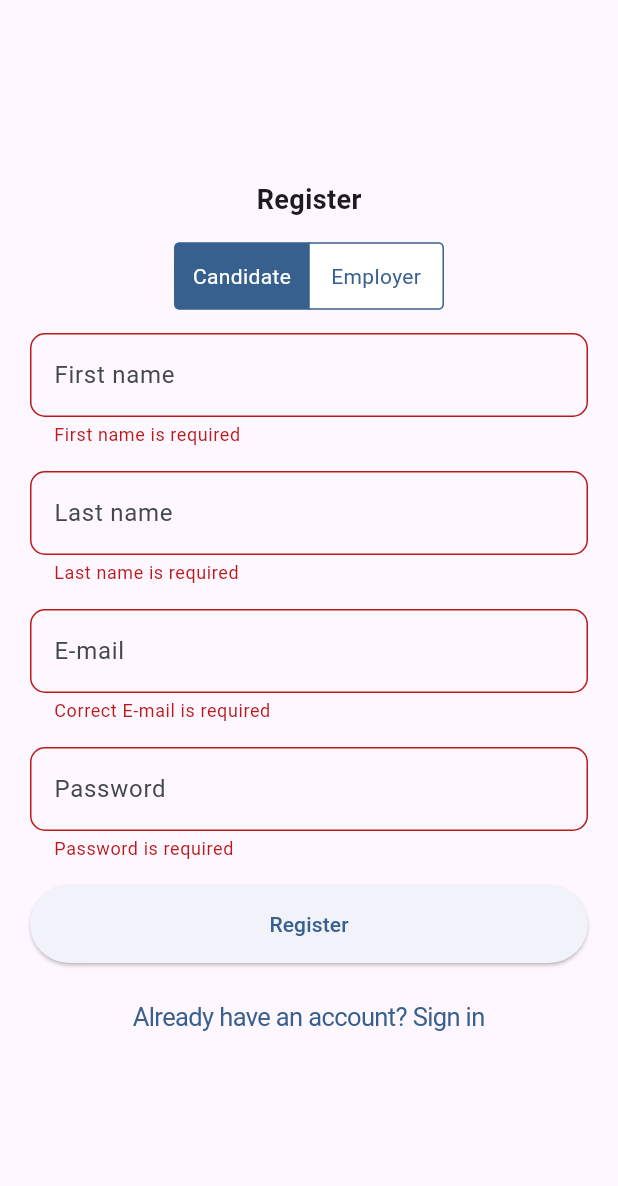
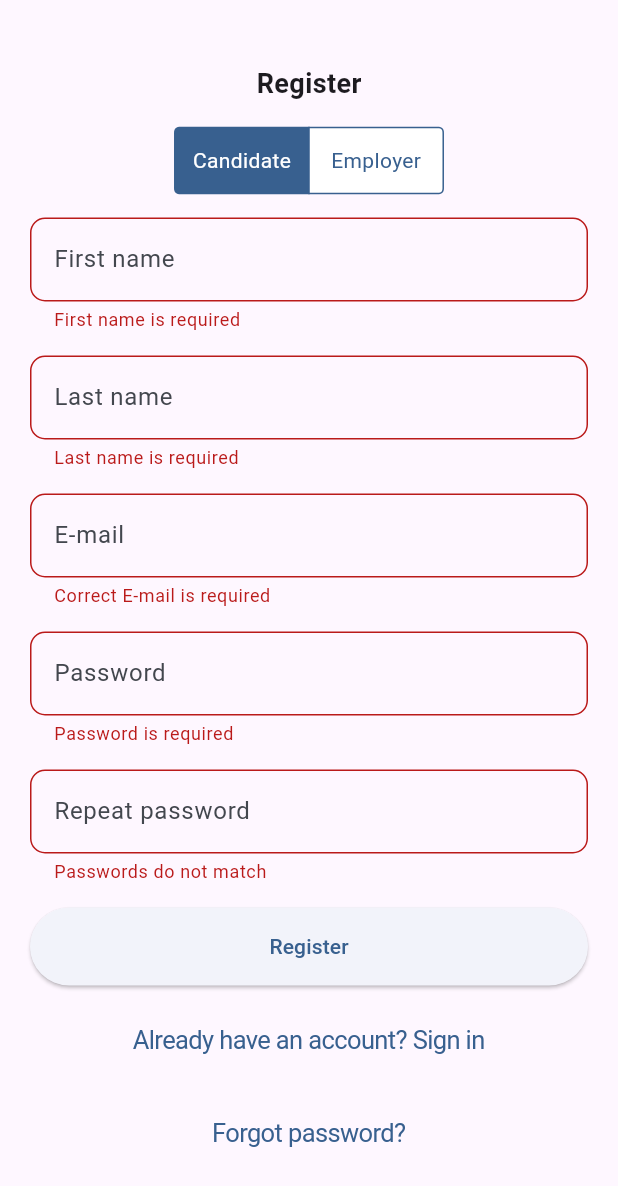
Before and after one commit to Experrior/Job-Marketplace_frontend, a Flutter app: the screen it shows after launch, after a tap on "Register", on a phone screen of 412 x 824 dp. Shown: the top 1186 px of the screen. Run offline on Flutter 3.47's test engine with Material 3 defaults, Android fonts, the light colour scheme and no system bars; our stand-ins replace email_validator, flutter_hooks, go_router; missing offline and left inert: theme_tailor_annotation.

Commit message:
Implement login validation and reset password UI

```diff
--- a/lib/core/router/router.dart
+++ b/lib/core/router/router.dart
@@ -1,4 +1,5 @@
 import 'package:go_router/go_router.dart';
+import 'package:job_search_app/features/auth/pages/forgot_password_page.dart';
 import 'package:job_search_app/features/auth/pages/login_page.dart';
 import 'package:job_search_app/features/auth/pages/register_page.dart';
 
@@ -19,5 +20,12 @@ final GoRouter router = GoRouter(
         key: state.pageKey,
       ),
     ),
+    GoRoute(
+      path: '/${ForgotPasswordPage.route}',
+      name: ForgotPasswordPage.route,
+      builder: (context, state) => ForgotPasswordPage(
+        key: state.pageKey,
+      ),
+    ),
   ],
 );
--- a/lib/features/auth/pages/register_page.dart
+++ b/lib/features/auth/pages/register_page.dart
@@ -6,6 +6,7 @@ import 'package:go_router/go_router.dart';
 import 'package:job_search_app/core/components/common_text_form_field.dart';
 import 'package:job_search_app/core/components/scaffold_wrapper.dart';
 import 'package:job_search_app/core/router/router.dart';
+import 'package:job_search_app/features/auth/pages/forgot_password_page.dart';
 import 'package:job_search_app/features/auth/pages/login_page.dart';
 
 import '../../../core/components/common_button.dart';
@@ -25,6 +26,7 @@ class RegisterPage extends HookWidget {
     final lastNameController = useTextEditingController();
     final emailController = useTextEditingController();
     final passwordController = useTextEditingController();
+    final repeatPasswordController = useTextEditingController();
     final selectedRegisterType = useState<RegisterType>(RegisterType.candidate);
 
     return Scaffold(
@@ -102,6 +104,18 @@ class RegisterPage extends HookWidget {
                   },
                 ),
                 const SizedBox(height: 16),
+                CommonTextFormField(
+                  hintText: 'Repeat password',
+                  controller: repeatPasswordController,
+                  obscureText: true,
+                  validator: (value) {
+                    if (value!.isEmpty || value != passwordController.text) {
+                      return 'Passwords do not match';
+                    }
+                    return null;
+                  },
+                ),
+                const SizedBox(height: 16),
                 CommonButton(
                   onPressed: () {
                     if (!formKey.currentState!.validate()) {
@@ -112,11 +126,18 @@ class RegisterPage extends HookWidget {
                 ),
                 const SizedBox(height: 10),
                 CupertinoButton(
-                  child: Text('Already have an account? Sign in'),
+                  child: const Text('Already have an account? Sign in'),
                   onPressed: () {
                     context.pushNamed(LoginPage.route);
                   },
-                )
+                ),
+                const SizedBox(height: 10),
+                CupertinoButton(
+                  child: const Text('Forgot password?'),
+                  onPressed: () {
+                    context.pushNamed(ForgotPasswordPage.route);
+                  },
+                ),
               ],
             ),
           ),
```
Also changed, not shown: lib/features/auth/pages/forgot_password_page.dart (added, +54 -0 lines), lib/features/auth/pages/login_page.dart (+19 -2 lines).
